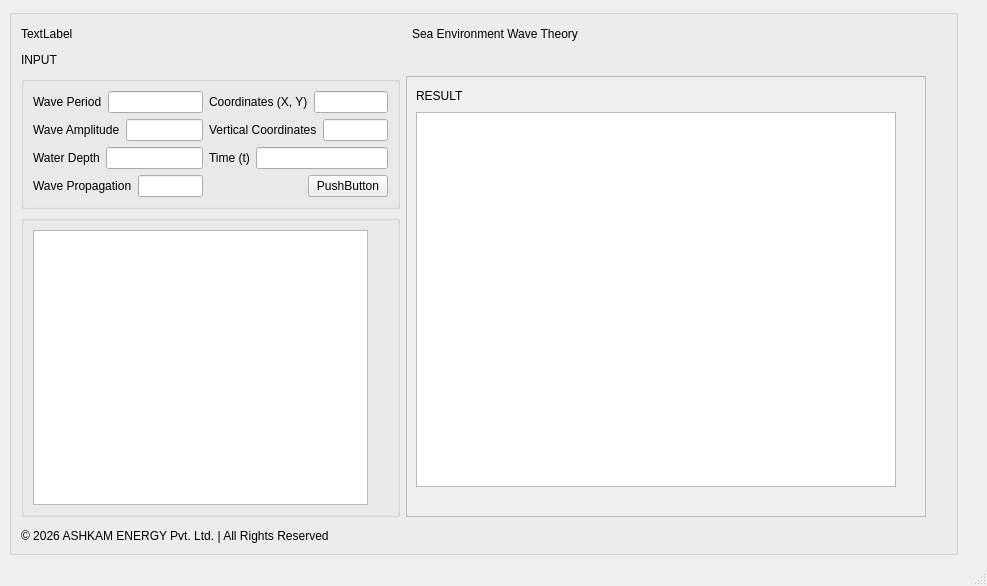
Qt form waveLength.ui (superman1408/hydro) before a commit.
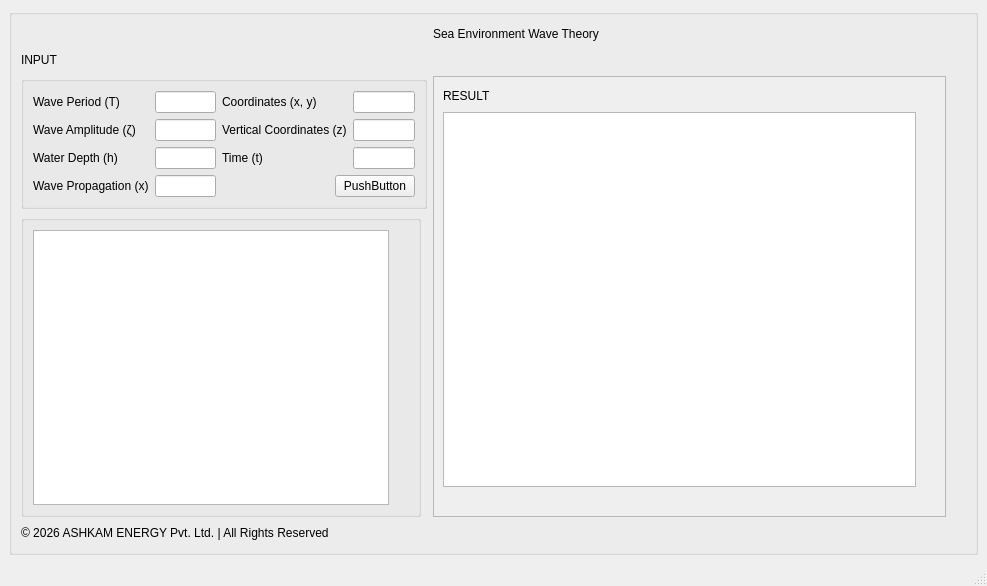
The same form after that commit. Icons and pictures are not drawn.

The edit to the form file:
```diff
--- a/waveLength.ui
+++ b/waveLength.ui
@@ -21,131 +21,82 @@
        <string/>
       </property>
       <layout class="QGridLayout" name="gridLayout_4">
-       <item row="0" column="0">
-        <widget class="QLabel" name="label_11">
-         <property name="text">
-          <string>TextLabel</string>
-         </property>
-        </widget>
-       </item>
-       <item row="0" column="4">
-        <widget class="QLabel" name="label">
-         <property name="text">
-          <string>Sea Environment Wave Theory</string>
-         </property>
-        </widget>
-       </item>
-       <item row="0" column="5">
-        <spacer name="horizontalSpacer_2">
-         <property name="orientation">
-          <enum>Qt::Horizontal</enum>
-         </property>
-         <property name="sizeHint" stdset="0">
-          <size>
-           <width>354</width>
-           <height>20</height>
-          </size>
-         </property>
-        </spacer>
-       </item>
-       <item row="3" column="0" colspan="3">
+       <item row="2" column="0" colspan="3">
         <widget class="QGroupBox" name="groupBox_2">
          <property name="title">
           <string/>
          </property>
          <layout class="QGridLayout" name="gridLayout">
           <item row="0" column="0" rowspan="2">
-           <layout class="QVBoxLayout" name="verticalLayout">
+           <layout class="QHBoxLayout" name="horizontalLayout">
             <item>
-             <layout class="QHBoxLayout" name="horizontalLayout">
+             <layout class="QVBoxLayout" name="verticalLayout_2">
               <item>
                <widget class="QLabel" name="label_2">
                 <property name="text">
-                 <string>Wave Period</string>
+                 <string>Wave Period (T)</string>
                 </property>
                </widget>
               </item>
-              <item>
-               <widget class="QLineEdit" name="lineEdit"/>
-              </item>
-             </layout>
-            </item>
-            <item>
-             <layout class="QHBoxLayout" name="horizontalLayout_2">
               <item>
                <widget class="QLabel" name="label_3">
                 <property name="text">
-                 <string>Wave Amplitude</string>
+                 <string>Wave Amplitude (ζ)</string>
                 </property>
                </widget>
               </item>
-              <item>
-               <widget class="QLineEdit" name="lineEdit_2"/>
-              </item>
-             </layout>
-            </item>
-            <item>
-             <layout class="QHBoxLayout" name="horizontalLayout_3">
               <item>
                <widget class="QLabel" name="label_4">
                 <property name="text">
-                 <string>Water Depth</string>
+                 <string>Water Depth (h)</string>
                 </property>
                </widget>
               </item>
-              <item>
-               <widget class="QLineEdit" name="lineEdit_3"/>
-              </item>
-             </layout>
-            </item>
-            <item>
-             <layout class="QHBoxLayout" name="horizontalLayout_4">
               <item>
                <widget class="QLabel" name="label_5">
                 <property name="text">
-                 <string>Wave Propagation</string>
+                 <string>Wave Propagation (x)</string>
                 </property>
                </widget>
               </item>
+             </layout>
+            </item>
+            <item>
+             <layout class="QVBoxLayout" name="verticalLayout">
               <item>
-               <widget class="QLineEdit" name="lineEdit_4"/>
+               <widget class="QLineEdit" name="wavePeriod_lineEdit"/>
+              </item>
+              <item>
+               <widget class="QLineEdit" name="wave_Amplitude_lineEdit"/>
+              </item>
+              <item>
+               <widget class="QLineEdit" name="water_Depth_lineEdit"/>
+              </item>
+              <item>
+               <widget class="QLineEdit" name="wave_Propagation_lineEdit"/>
               </item>
              </layout>
             </item>
            </layout>
           </item>
           <item row="0" column="1" colspan="2">
-           <layout class="QVBoxLayout" name="verticalLayout_2">
+           <layout class="QHBoxLayout" name="horizontalLayout_2">
             <item>
-             <layout class="QHBoxLayout" name="horizontalLayout_8">
+             <layout class="QVBoxLayout" name="verticalLayout_3">
               <item>
                <widget class="QLabel" name="label_9">
                 <property name="text">
-                 <string>Coordinates (X, Y)</string>
+                 <string>Coordinates (x, y)</string>
                 </property>
                </widget>
               </item>
-              <item>
-               <widget class="QLineEdit" name="lineEdit_8"/>
-              </item>
-             </layout>
-            </item>
-            <item>
-             <layout class="QHBoxLayout" name="horizontalLayout_7">
               <item>
                <widget class="QLabel" name="label_8">
                 <property name="text">
-                 <string>Vertical Coordinates</string>
+                 <string>Vertical Coordinates (z)</string>
                 </property>
                </widget>
               </item>
-              <item>
-               <widget class="QLineEdit" name="lineEdit_7"/>
-              </item>
-             </layout>
-            </item>
-            <item>
-             <layout class="QHBoxLayout" name="horizontalLayout_9">
               <item>
                <widget class="QLabel" name="label_10">
                 <property name="text">
@@ -153,8 +104,18 @@
                 </property>
                </widget>
               </item>
+             </layout>
+            </item>
+            <item>
+             <layout class="QVBoxLayout" name="verticalLayout_4">
               <item>
-               <widget class="QLineEdit" name="lineEdit_9"/>
+               <widget class="QLineEdit" name="coordinates_lineEdit"/>
+              </item>
+              <item>
+               <widget class="QLineEdit" name="vertical_coordinates_lineEdit"/>
+              </item>
+              <item>
+               <widget class="QLineEdit" name="time_lineEdit"/>
               </item>
              </layout>
             </item>
@@ -183,7 +144,7 @@
          </layout>
         </widget>
        </item>
-       <item row="4" column="0" colspan="3">
+       <item row="3" column="0" colspan="2">
         <widget class="QGroupBox" name="groupBox_3">
          <property name="title">
           <string/>
@@ -208,7 +169,20 @@
          </layout>
         </widget>
        </item>
-       <item row="3" column="3" rowspan="2" colspan="3">
+       <item row="4" column="2" colspan="3">
+        <spacer name="horizontalSpacer_8">
+         <property name="orientation">
+          <enum>Qt::Horizontal</enum>
+         </property>
+         <property name="sizeHint" stdset="0">
+          <size>
+           <width>611</width>
+           <height>20</height>
+          </size>
+         </property>
+        </spacer>
+       </item>
+       <item row="2" column="3" rowspan="2" colspan="2">
         <widget class="QScrollArea" name="scrollArea">
          <property name="widgetResizable">
           <bool>true</bool>
@@ -218,17 +192,23 @@
            <rect>
             <x>0</x>
             <y>0</y>
-            <width>498</width>
-            <height>427</height>
+            <width>492</width>
+            <height>372</height>
            </rect>
           </property>
           <layout class="QGridLayout" name="gridLayout_2">
-           <item row="0" column="0">
-            <widget class="QLabel" name="label_7">
-             <property name="text">
-              <string>RESULT</string>
+           <item row="0" column="1">
+            <spacer name="horizontalSpacer">
+             <property name="orientation">
+              <enum>Qt::Horizontal</enum>
              </property>
-            </widget>
+             <property name="sizeHint" stdset="0">
+              <size>
+               <width>413</width>
+               <height>20</height>
+              </size>
+             </property>
+            </spacer>
            </item>
            <item row="2" column="1">
             <spacer name="horizontalSpacer_6">
@@ -246,19 +226,6 @@
            <item row="1" column="0" colspan="2">
             <widget class="QTextEdit" name="textEdit"/>
            </item>
-           <item row="0" column="1">
-            <spacer name="horizontalSpacer">
-             <property name="orientation">
-              <enum>Qt::Horizontal</enum>
-             </property>
-             <property name="sizeHint" stdset="0">
-              <size>
-               <width>413</width>
-               <height>20</height>
-              </size>
-             </property>
-            </spacer>
-           </item>
            <item row="1" column="2">
             <spacer name="verticalSpacer_3">
              <property name="orientation">
@@ -272,11 +239,35 @@
              </property>
             </spacer>
            </item>
+           <item row="0" column="0">
+            <widget class="QLabel" name="Result_label">
+             <property name="text">
+              <string>RESULT</string>
+             </property>
+            </widget>
+           </item>
           </layout>
          </widget>
         </widget>
        </item>
-       <item row="3" column="6" rowspan="3">
+       <item row="1" column="0">
+        <widget class="QLabel" name="label_6">
+         <property name="text">
+          <string>INPUT</string>
+         </property>
+        </widget>
+       </item>
+       <item row="0" column="0">
+        <widget class="QLabel" name="Logo_label">
+         <property name="text">
+          <string/>
+         </property>
+         <property name="pixmap">
+          <pixmap>C:/Users/Aditi kumari/Downloads/Ashkam LOGO.png (1).png</pixmap>
+         </property>
+        </widget>
+       </item>
+       <item row="2" column="5" rowspan="2">
         <spacer name="verticalSpacer_2">
          <property name="orientation">
           <enum>Qt::Vertical</enum>
@@ -289,40 +280,7 @@
          </property>
         </spacer>
        </item>
-       <item row="6" column="0" colspan="2">
-        <widget class="QLabel" name="label_12">
-         <property name="text">
-          <string>© 2026 ASHKAM ENERGY Pvt. Ltd. | All Rights Reserved</string>
-         </property>
-        </widget>
-       </item>
-       <item row="5" column="2" rowspan="2" colspan="4">
-        <spacer name="horizontalSpacer_8">
-         <property name="orientation">
-          <enum>Qt::Horizontal</enum>
-         </property>
-         <property name="sizeHint" stdset="0">
-          <size>
-           <width>611</width>
-           <height>20</height>
-          </size>
-         </property>
-        </spacer>
-       </item>
-       <item row="2" column="1">
-        <spacer name="horizontalSpacer_5">
-         <property name="orientation">
-          <enum>Qt::Horizontal</enum>
-         </property>
-         <property name="sizeHint" stdset="0">
-          <size>
-           <width>40</width>
-           <height>20</height>
-          </size>
-         </property>
-        </spacer>
-       </item>
-       <item row="0" column="1" colspan="3">
+       <item row="0" column="1">
         <spacer name="horizontalSpacer_4">
          <property name="orientation">
           <enum>Qt::Horizontal</enum>
@@ -335,29 +293,49 @@
          </property>
         </spacer>
        </item>
-       <item row="2" column="0">
-        <widget class="QLabel" name="label_6">
+       <item row="1" column="1">
+        <spacer name="horizontalSpacer_5">
+         <property name="orientation">
+          <enum>Qt::Horizontal</enum>
+         </property>
+         <property name="sizeHint" stdset="0">
+          <size>
+           <width>40</width>
+           <height>20</height>
+          </size>
+         </property>
+        </spacer>
+       </item>
+       <item row="4" column="0" colspan="2">
+        <widget class="QLabel" name="label_12">
          <property name="text">
-          <string>INPUT</string>
+          <string>© 2026 ASHKAM ENERGY Pvt. Ltd. | All Rights Reserved</string>
+         </property>
+        </widget>
+       </item>
+       <item row="0" column="4">
+        <spacer name="horizontalSpacer_2">
+         <property name="orientation">
+          <enum>Qt::Horizontal</enum>
+         </property>
+         <property name="sizeHint" stdset="0">
+          <size>
+           <width>354</width>
+           <height>20</height>
+          </size>
+         </property>
+        </spacer>
+       </item>
+       <item row="0" column="3">
+        <widget class="QLabel" name="label">
+         <property name="text">
+          <string>Sea Environment Wave Theory</string>
          </property>
         </widget>
        </item>
       </layout>
      </widget>
     </item>
-    <item row="0" column="1">
-     <spacer name="verticalSpacer">
-      <property name="orientation">
-       <enum>Qt::Vertical</enum>
-      </property>
-      <property name="sizeHint" stdset="0">
-       <size>
-        <width>20</width>
-        <height>524</height>
-       </size>
-      </property>
-     </spacer>
-    </item>
    </layout>
   </widget>
   <widget class="QMenuBar" name="menubar">
```
